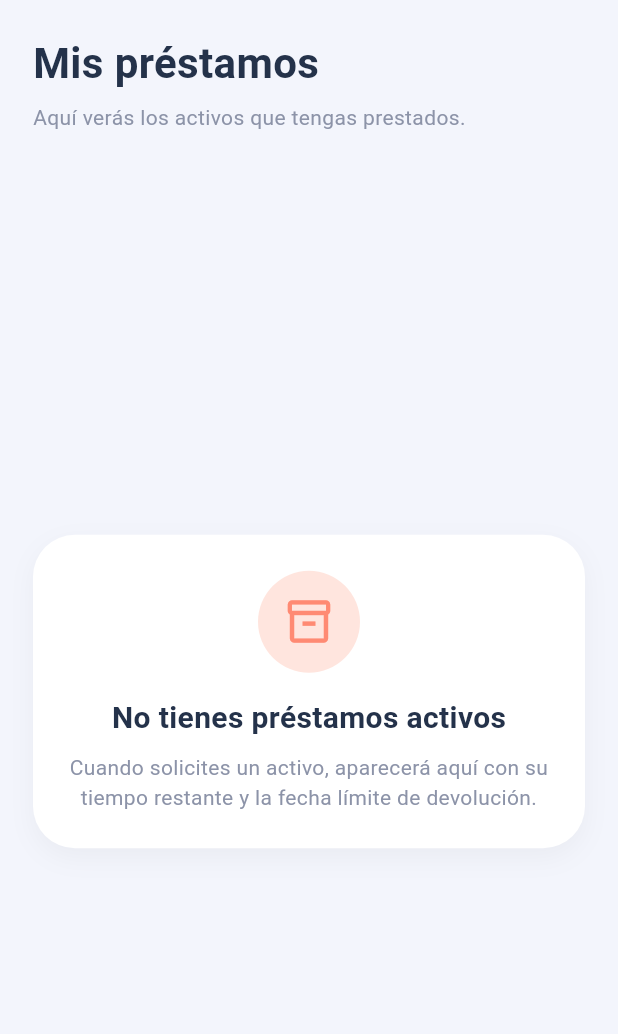
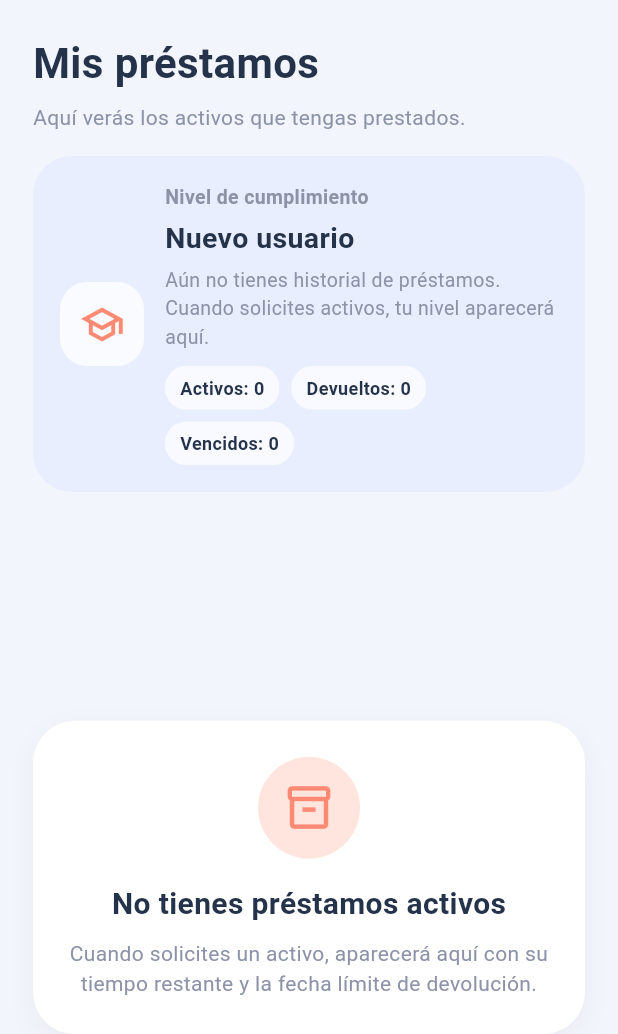
Before and after one commit to juliana1212/Proyectofinalmovil, a Flutter app: the MisPrestamosPage screen opened by its route, on a phone screen of 412 x 824 dp. Shown: the top 1034 px of the screen. Run offline on Flutter 3.47's test engine with Material 3 defaults, Android fonts, the phone set to English and light mode, and no system bars; our stand-ins replace cloud_firestore, connectivity_plus, drift, drift_flutter, firebase_auth, firebase_core and 1 more; accounts and stored records are empty; generated files the repository leaves out were written again.

Commit message:
Se incluye tarjeta del estudiantee

```diff
--- a/lib/pages/mis_prestamos_page.dart
+++ b/lib/pages/mis_prestamos_page.dart
@@ -31,7 +31,6 @@ class MisPrestamosPage extends StatelessWidget {
     return FirebaseFirestore.instance
         .collection('prestamos')
         .where('usuarioId', isEqualTo: usuarioId)
-        .where('estado', whereIn: ['activo', 'vencido'])
         .snapshots();
   }
 
@@ -83,9 +82,7 @@ class MisPrestamosPage extends StatelessWidget {
     int vencidos = 0;
 
     for (final doc in docs) {
-      final fechaVencimiento = _convertirFecha(
-        doc.data()['fechaVencimiento'],
-      );
+      final fechaVencimiento = _convertirFecha(doc.data()['fechaVencimiento']);
 
       if (fechaVencimiento != null &&
           DateTime.now().isAfter(fechaVencimiento)) {
@@ -113,6 +110,135 @@ class MisPrestamosPage extends StatelessWidget {
             fondo: PrestamosColors.cremaSuave,
           ),
         ],
+      ),
+    );
+  }
+
+  Widget _nivelCumplimiento(
+    List<QueryDocumentSnapshot<Map<String, dynamic>>> docs,
+  ) {
+    int activos = 0;
+    int vencidos = 0;
+    int devueltos = 0;
+
+    for (final doc in docs) {
+      final datos = doc.data();
+      final estado = (datos['estado'] ?? '').toString();
+
+      final fechaVencimiento = _convertirFecha(datos['fechaVencimiento']);
+      final vencidoPorFecha =
+          fechaVencimiento != null && DateTime.now().isAfter(fechaVencimiento);
+
+      if (estado == 'devuelto') {
+        devueltos++;
+      } else if (estado == 'vencido' || vencidoPorFecha) {
+        vencidos++;
+      } else if (estado == 'activo') {
+        activos++;
+      }
+    }
+
+    String titulo;
+    String mensaje;
+    IconData icono;
+    Color fondo;
+    Color color;
+
+    if (docs.isEmpty) {
+      titulo = 'Nuevo usuario';
+      mensaje =
+          'Aún no tienes historial de préstamos. Cuando solicites activos, tu nivel aparecerá aquí.';
+      icono = Icons.school_outlined;
+      fondo = PrestamosColors.azulSuave;
+      color = PrestamosColors.acentoPrincipal;
+    } else if (vencidos > 0) {
+      titulo = 'Requiere atención';
+      mensaje =
+          'Tienes préstamos vencidos o pendientes por revisar. Devuélvelos para mejorar tu nivel.';
+      icono = Icons.warning_amber_outlined;
+      fondo = PrestamosColors.cremaSuave;
+      color = PrestamosColors.rojo;
+    } else if (devueltos >= 3) {
+      titulo = 'Usuario responsable';
+      mensaje =
+          'Buen historial de devoluciones. Mantienes un comportamiento confiable en el sistema.';
+      icono = Icons.verified_outlined;
+      fondo = PrestamosColors.verdeSuave;
+      color = PrestamosColors.verde;
+    } else {
+      titulo = 'En buen estado';
+      mensaje =
+          'No tienes préstamos vencidos. Sigue devolviendo los activos a tiempo.';
+      icono = Icons.check_circle_outline;
+      fondo = PrestamosColors.azulSuave;
+      color = PrestamosColors.acentoPrincipal;
+    }
+
+    return Padding(
+      padding: const EdgeInsets.fromLTRB(22, 6, 22, 18),
+      child: Container(
+        width: double.infinity,
+        padding: const EdgeInsets.all(18),
+        decoration: BoxDecoration(
+          color: fondo,
+          borderRadius: BorderRadius.circular(26),
+        ),
+        child: Row(
+          children: [
+            Container(
+              width: 56,
+              height: 56,
+              decoration: BoxDecoration(
+                color: Colors.white.withAlpha(190),
+                borderRadius: BorderRadius.circular(18),
+              ),
+              child: Icon(icono, color: color, size: 30),
+            ),
+            const SizedBox(width: 14),
+            Expanded(
+              child: Column(
+                crossAxisAlignment: CrossAxisAlignment.start,
+                children: [
+                  const Text(
+                    'Nivel de cumplimiento',
+                    style: TextStyle(
+                      color: PrestamosColors.textoSecundario,
+                      fontSize: 13,
+                      fontWeight: FontWeight.w600,
+                    ),
+                  ),
+                  const SizedBox(height: 4),
+                  Text(
+                    titulo,
+                    style: const TextStyle(
+                      color: PrestamosColors.textoPrincipal,
+                      fontSize: 19,
+                      fontWeight: FontWeight.bold,
+                    ),
+                  ),
+                  const SizedBox(height: 5),
+                  Text(
+                    mensaje,
+                    style: const TextStyle(
+                      color: PrestamosColors.textoSecundario,
+                      fontSize: 13,
+                    ),
+                  ),
+                  const SizedBox(height: 10),
+                  Wrap(
+                    spacing: 8,
+                    runSpacing: 8,
+                    children: [
+                      _chipCumplimiento('Activos', activos),
+                      _chipCumplimiento('Devueltos', devueltos),
+                      _chipCumplimiento('Vencidos', vencidos),
+                    ],
+                  ),
+                ],
+              ),
+            ),
+          ],
+        ),
       ),
     );
   }
@@ -170,6 +296,24 @@ class MisPrestamosPage extends StatelessWidget {
               ),
             ),
           ],
+        ),
+      ),
+    );
+  }
+
+  Widget _chipCumplimiento(String titulo, int valor) {
+    return Container(
+      padding: const EdgeInsets.symmetric(horizontal: 10, vertical: 6),
+      decoration: BoxDecoration(
+        color: Colors.white.withAlpha(180),
+        borderRadius: BorderRadius.circular(14),
+      ),
+      child: Text(
+        '$titulo: $valor',
+        style: const TextStyle(
+          color: PrestamosColors.textoPrincipal,
+          fontSize: 12,
+          fontWeight: FontWeight.w600,
         ),
       ),
     );
@@ -239,9 +383,7 @@ class MisPrestamosPage extends StatelessWidget {
         body: Center(
           child: Text(
             'Sesión no válida. Inicia sesión nuevamente.',
-            style: TextStyle(
-              color: PrestamosColors.textoSecundario,
-            ),
+            style: TextStyle(color: PrestamosColors.textoSecundario),
           ),
         ),
       );
@@ -278,7 +420,12 @@ class MisPrestamosPage extends StatelessWidget {
 
             final docs = snapshot.data?.docs ?? [];
 
-            docs.sort((a, b) {
+            final prestamosVisibles = docs.where((doc) {
+              final estado = (doc.data()['estado'] ?? '').toString();
+              return estado == 'activo' || estado == 'vencido';
+            }).toList();
+
+            prestamosVisibles.sort((a, b) {
               final fechaA = _convertirFecha(a.data()['fechaVencimiento']);
               final fechaB = _convertirFecha(b.data()['fechaVencimiento']);
 
@@ -292,21 +439,23 @@ class MisPrestamosPage extends StatelessWidget {
             return Column(
               crossAxisAlignment: CrossAxisAlignment.start,
               children: [
-                _encabezado(docs.length),
-                if (docs.isNotEmpty) _estadoResumen(docs),
-                if (docs.isEmpty)
+                _encabezado(prestamosVisibles.length),
+                _nivelCumplimiento(docs),
+                if (prestamosVisibles.isNotEmpty)
+                  _estadoResumen(prestamosVisibles),
+                if (prestamosVisibles.isEmpty)
                   _vacio()
                 else
                   Expanded(
                     child: ListView.separated(
                       padding: const EdgeInsets.fromLTRB(22, 0, 22, 26),
-                      itemCount: docs.length,
+                      itemCount: prestamosVisibles.length,
                       separatorBuilder: (context, index) {
                         return const SizedBox(height: 22);
                       },
                       itemBuilder: (context, index) {
                         return TarjetaPrestamoConImagen(
-                          prestamoDocumento: docs[index],
+                          prestamoDocumento: prestamosVisibles[index],
                           posicion: index,
                         );
                       },
@@ -336,8 +485,7 @@ class TarjetaPrestamoConImagen extends StatefulWidget {
       _TarjetaPrestamoConImagenState();
 }
 
-class _TarjetaPrestamoConImagenState
-    extends State<TarjetaPrestamoConImagen> {
+class _TarjetaPrestamoConImagenState extends State<TarjetaPrestamoConImagen> {
   late Future<DocumentSnapshot<Map<String, dynamic>>> activoFuture;
   Timer? temporizador;
   bool estaEncima = false;
@@ -354,14 +502,11 @@ class _TarjetaPrestamoConImagenState
         .doc(activoId)
         .get();
 
-    temporizador = Timer.periodic(
-      const Duration(seconds: 1),
-      (_) {
-        if (mounted) {
-          setState(() {});
-        }
-      },
-    );
+    temporizador = Timer.periodic(const Duration(seconds: 1), (_) {
+      if (mounted) {
+        setState(() {});
+      }
+    });
   }
 
   @override
@@ -513,10 +658,7 @@ class _TarjetaPrestamoConImagenState
     return PrestamosColors.verde;
   }
 
-  double _progresoTiempo(
-    DateTime? fechaSolicitud,
-    DateTime? fechaVencimiento,
-  ) {
+  double _progresoTiempo(DateTime? fechaSolicitud, DateTime? fechaVencimiento) {
     if (fechaSolicitud == null || fechaVencimiento == null) {
       return 0;
     }
@@ -609,14 +751,13 @@ class _TarjetaPrestamoConImagenState
       builder: (context, snapshotActivo) {
         final activo = snapshotActivo.data?.data();
 
-        final nombreActivo =
-            (activo?['nombre'] ?? 'Activo no encontrado').toString();
+        final nombreActivo = (activo?['nombre'] ?? 'Activo no encontrado')
+            .toString();
 
-        final categoria =
-            (activo?['categoria'] ?? 'Sin categoría').toString();
+        final categoria = (activo?['categoria'] ?? 'Sin categoría').toString();
 
-        final descripcion =
-            (activo?['descripcion'] ?? 'Préstamo institucional').toString();
+        final descripcion = (activo?['descripcion'] ?? 'Préstamo institucional')
+            .toString();
 
         final fondoLateral = _colorDecorativo(widget.posicion);
 
```
Also changed, not shown: pubspec.lock, 1 other file.
